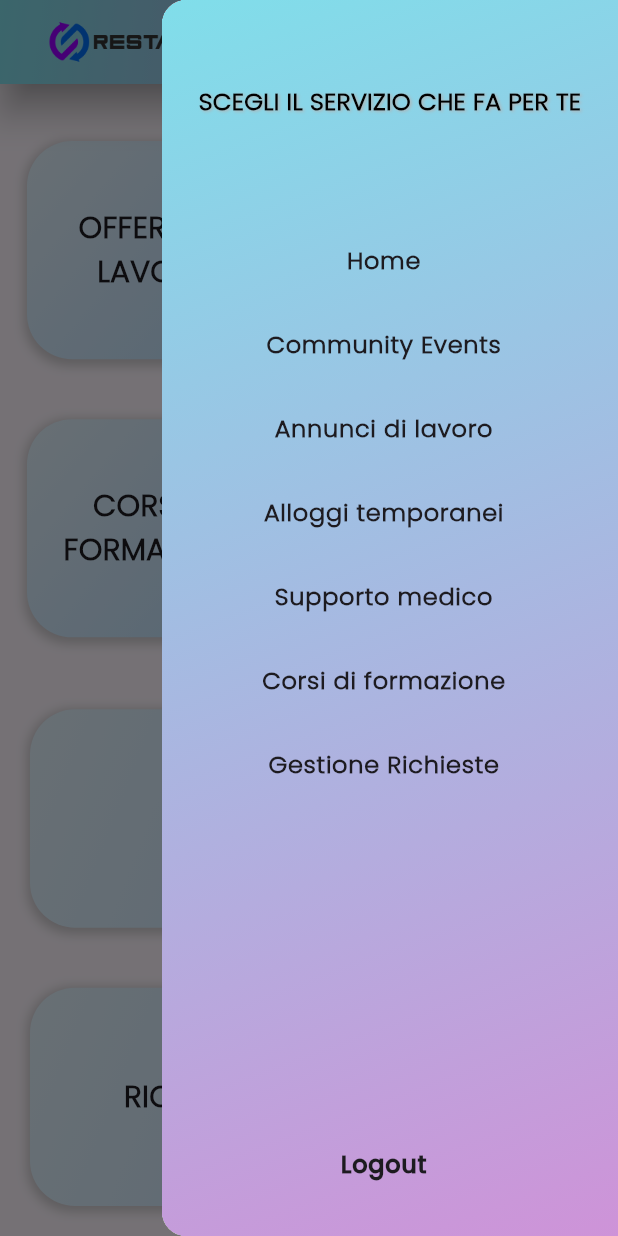
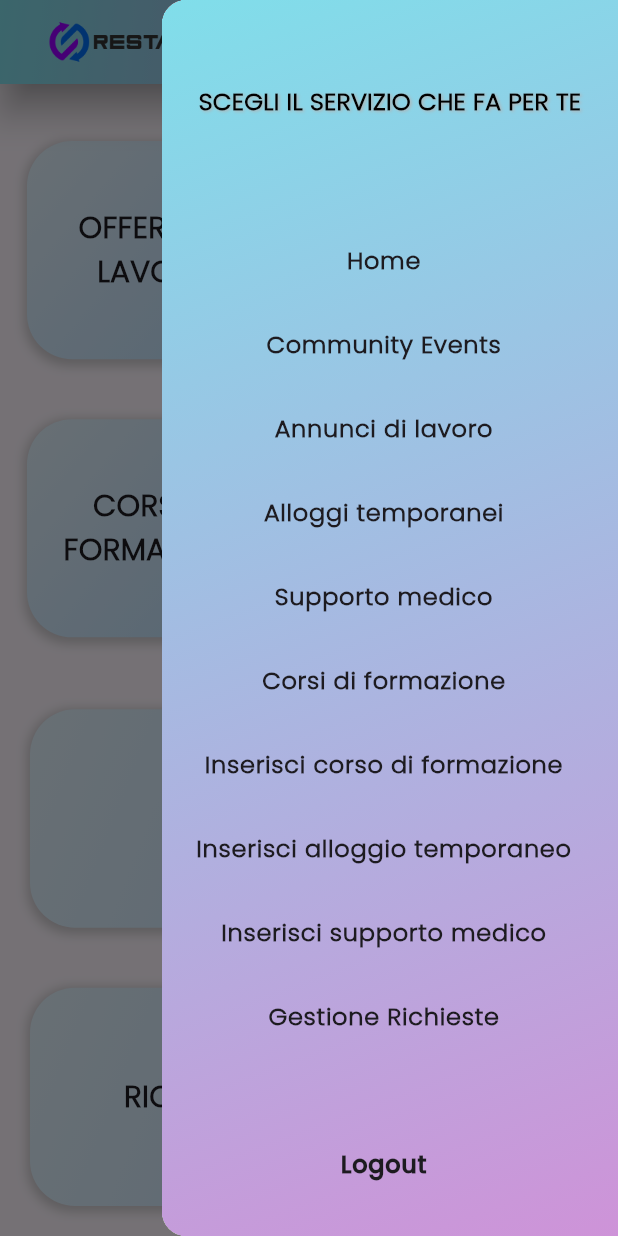
Before and after one commit to rebeccadimatteo/ReStart, a Flutter app: the HomeAds screen opened by its route, with the side drawer open, on a phone screen of 412 x 824 dp. Run offline on Flutter 3.47's test engine with Material 3 defaults, Android fonts, the phone set to English and light mode, and no system bars; our stand-ins replace date_field, image_picker, shelf; missing offline and left inert: dart_jsonwebtoken, flutter_session_manager, postgres, shelf_multipart, shelf_router; network calls fail.

Commit message:
update alloggi_temporanei_ads, annuncio_di_lavoro_ads, app_bar_ads, corso_di_formazione_ads, eventi_ads, home_ads, lavoro_adatto, routes, supporto_medico_ads, visualizza_lavoro_adatto

```diff
--- a/ReStart/lib/presentation/components/app_bar_ads.dart
+++ b/ReStart/lib/presentation/components/app_bar_ads.dart
@@ -182,6 +182,54 @@ class AdsAppBar extends StatelessWidget implements PreferredSizeWidget {
                     );
                   },
                 ),
+                  ListTile(
+                    title: const Text(
+                      'Inserisci corso di formazione',
+                      textAlign: TextAlign.center,
+                      style: TextStyle(
+                        fontFamily: 'Poppins',
+                        fontWeight: FontWeight.bold,
+                      ),
+                    ),
+                    onTap: () {
+                      Navigator.pushNamed(
+                        context,
+                        AppRoutes.inserisciCorso,
+                      );
+                    },
+                  ),
+                  ListTile(
+                    title: const Text(
+                      'Inserisci alloggio temporaneo',
+                      textAlign: TextAlign.center,
+                      style: TextStyle(
+                        fontFamily: 'Poppins',
+                        fontWeight: FontWeight.bold,
+                      ),
+                    ),
+                    onTap: () {
+                      Navigator.pushNamed(
+                        context,
+                        AppRoutes.inserisciAlloggio,
+                      );
+                    },
+                  ),
+                  ListTile(
+                    title: const Text(
+                      'Inserisci supporto medico',
+                      textAlign: TextAlign.center,
+                      style: TextStyle(
+                        fontFamily: 'Poppins',
+                        fontWeight: FontWeight.bold,
+                      ),
+                    ),
+                    onTap: () {
+                      Navigator.pushNamed(
+                        context,
+                        AppRoutes.inserisciSupporto,
+                      );
+                    },
+                  ),
                 ListTile(
                   title: const Text(
                     'Gestione Richieste',
--- a/ReStart/lib/presentation/screens/alloggi_temporanei/alloggi_temporanei_ads.dart
+++ b/ReStart/lib/presentation/screens/alloggi_temporanei/alloggi_temporanei_ads.dart
@@ -119,7 +119,7 @@ class _AlloggiTemporaneiState extends State<AlloggiTemporaneiAds> {
                   onTap: () {
                     Navigator.pushNamed(
                       context,
-                      AppRoutes.dettaglialloggio,
+                      AppRoutes.dettaglialloggioAds,
                       arguments: alloggio,
                     );
                   },
--- a/ReStart/lib/presentation/screens/annunci_di_lavoro/annuncio_di_lavoro_ads.dart
+++ b/ReStart/lib/presentation/screens/annunci_di_lavoro/annuncio_di_lavoro_ads.dart
@@ -126,7 +126,7 @@ class _AnnunciDiLavoroState extends State<AnnunciDiLavoroAds> {
                   onTap: () {
                     Navigator.pushNamed(
                       context,
-                      AppRoutes.dettagliannuncio,
+                      AppRoutes.dettagliannuncioAds,
                       arguments: annuncio,
                     );
                   },
--- a/ReStart/lib/presentation/screens/corsi_di_formazione/corso_di_formazione_ads.dart
+++ b/ReStart/lib/presentation/screens/corsi_di_formazione/corso_di_formazione_ads.dart
@@ -105,7 +105,7 @@ class _CorsoDiFormazioneState extends State<CorsoDiFormazioneAds> {
                   onTap: () {
                     Navigator.pushNamed(
                       context,
-                      AppRoutes.dettaglicorso,
+                      AppRoutes.dettaglicorsoAds,
                       arguments: corso,
                     );
                   },
--- a/ReStart/lib/presentation/screens/eventi/eventi_ads.dart
+++ b/ReStart/lib/presentation/screens/eventi/eventi_ads.dart
@@ -115,7 +115,7 @@ class _CommunityEventsState extends State<CommunityEventsAds> {
                   onTap: () {
                     Navigator.pushNamed(
                       context,
-                      AppRoutes.dettaglievento,
+                      AppRoutes.dettaglieventoAds,
                       arguments: evento,
                     );
                   },
--- a/ReStart/lib/presentation/screens/home/home_ads.dart
+++ b/ReStart/lib/presentation/screens/home/home_ads.dart
@@ -100,7 +100,7 @@ class _HomeAdsState extends State<HomeAds> {
                     color: Colors.grey.withOpacity(0.5),
                     spreadRadius: 2,
                     blurRadius: 5,
-                    offset: Offset(0, 2),
+                    offset: const Offset(0, 2),
                   ),
                 ],
               ),
@@ -150,7 +150,7 @@ Widget _buildFullWidthItem(BuildContext context, String title, String route) {
                     color: Colors.grey.withOpacity(0.5),
                     spreadRadius: 2,
                     blurRadius: 5,
-                    offset: Offset(0, 2),
+                    offset: const Offset(0, 2),
                   ),
                 ],
               ),
--- a/ReStart/lib/presentation/screens/lavoro_adatto/lavoro_adatto.dart
+++ b/ReStart/lib/presentation/screens/lavoro_adatto/lavoro_adatto.dart
@@ -325,7 +325,7 @@ class _LavoroAdattoState extends State<LavoroAdatto> {
                         submitForm();
                         Navigator.pushReplacement(
                           context,
-                          MaterialPageRoute(builder: (context) => const VisualizzaLavoroAdatto()),
+                          MaterialPageRoute(builder: (context) => VisualizzaLavoroAdatto()),
                         );
                       },
                       style: ElevatedButton.styleFrom(
--- a/ReStart/lib/presentation/screens/routes/routes.dart
+++ b/ReStart/lib/presentation/screens/routes/routes.dart
@@ -1,4 +1,7 @@
 import 'package:flutter/material.dart';
+import 'package:restart/presentation/screens/inserimento_alloggio/inserimento_alloggio.dart';
+import 'package:restart/presentation/screens/inserimento_corso/inserimento_corso.dart';
+import 'package:restart/presentation/screens/inserimento_supporto/inserimento_supporto.dart';
 import '../alloggi_temporanei/alloggi_temporanei.dart';
 import '../alloggi_temporanei/alloggi_temporanei_ads.dart';
 import '../annunci_di_lavoro/annunci_di_lavoro_pubblicati.dart';
@@ -77,10 +80,15 @@ class AppRoutes {
   static const String lavoroadatto = '/lavoroAdatto';
 
   static const String listaCandidati = '/annunciPubblicati/listaCandidati';
-  static const String profiloCandidato = '/annunciPubblicati/listaCandidati/profilo';
+  static const String profiloCandidato =
+      '/annunciPubblicati/listaCandidati/profilo';
 
   static const String visualizzaLavoroAdatto =
       '/lavoroAdatto/visualizzaLavoroAdatto';
+
+  static const String inserisciCorso = '/aggiungiCorso';
+  static const String inserisciAlloggio = '/aggiungiAlloggio';
+  static const String inserisciSupporto = '/aggiungiSupporto';
 
   /// Definizione di tutte le [AppRoutes]
   static Map<String, WidgetBuilder> getRoutes() {
@@ -126,6 +134,9 @@ class AppRoutes {
       visualizzaLavoroAdatto: (context) => VisualizzaLavoroAdatto(),
       profiloCandidato: (context) => ProfiloCandidato(),
       modificalavoro: (context) => ModifyLavoro(),
+      inserisciCorso: (context) => InserisciCorso(),
+      inserisciAlloggio: (context) => InserisciAlloggio(),
+      inserisciSupporto: (context) => InserisciSupporto(),
     };
   }
 }
--- a/ReStart/lib/presentation/screens/supporto_medico/supporto_medico_ads.dart
+++ b/ReStart/lib/presentation/screens/supporto_medico/supporto_medico_ads.dart
@@ -112,7 +112,7 @@ class _SupportoMedicoState extends State<SupportoMedicoAds> {
                   onTap: () {
                     Navigator.pushNamed(
                       context,
-                      AppRoutes.dettaglisupporto,
+                      AppRoutes.dettaglisupportoAds,
                       arguments: supporto,
                     );
                   },
```
Also changed, not shown: ReStart/lib/presentation/screens/lavoro_adatto/visualizza_lavoro_adatto.dart (+5 -4 lines).
